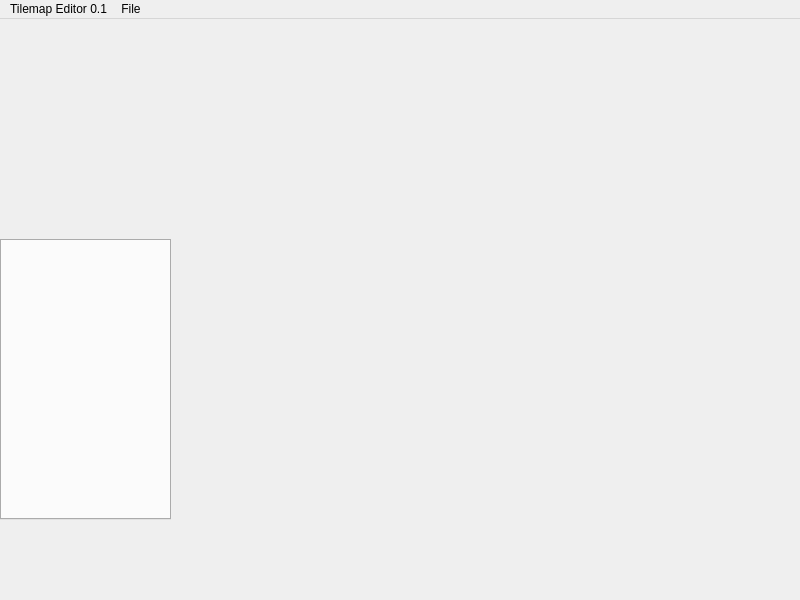
Old version of the form tme-2/mainwindow.ui in the repository johnmarinelli/tile-map-editor.
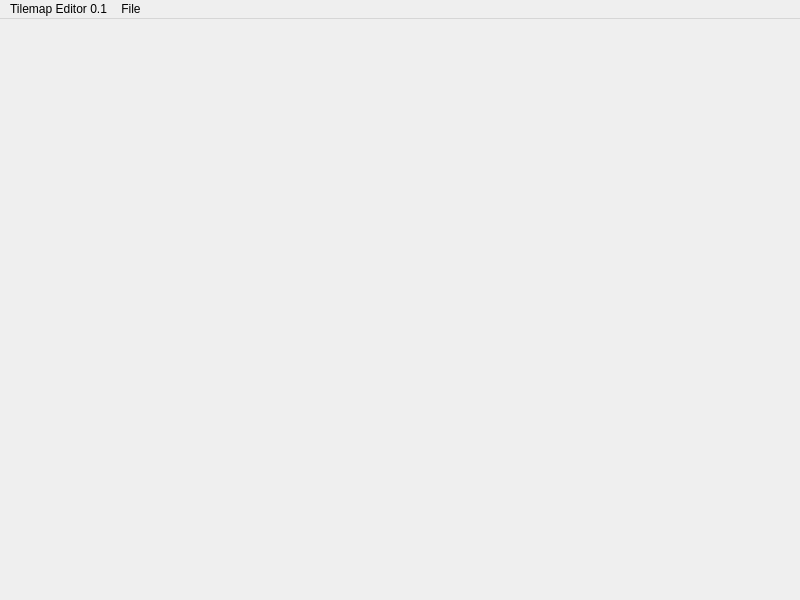
New version of the form.

Commit message: refactor tile selector, add a drag feature

The edit to the form file:
```diff
--- a/tme-2/mainwindow.ui
+++ b/tme-2/mainwindow.ui
@@ -13,18 +13,7 @@
   <property name="windowTitle">
    <string>MainWindow</string>
   </property>
-  <widget class="QWidget" name="centralwidget">
-   <widget class="QTabWidget" name="tileSheetTabs">
-    <property name="geometry">
-     <rect>
-      <x>0</x>
-      <y>220</y>
-      <width>171</width>
-      <height>281</height>
-     </rect>
-    </property>
-   </widget>
-  </widget>
+  <widget class="QWidget" name="centralwidget"/>
   <widget class="QMenuBar" name="menubar">
    <property name="geometry">
     <rect>
```
The commit also changes 9 other files.
